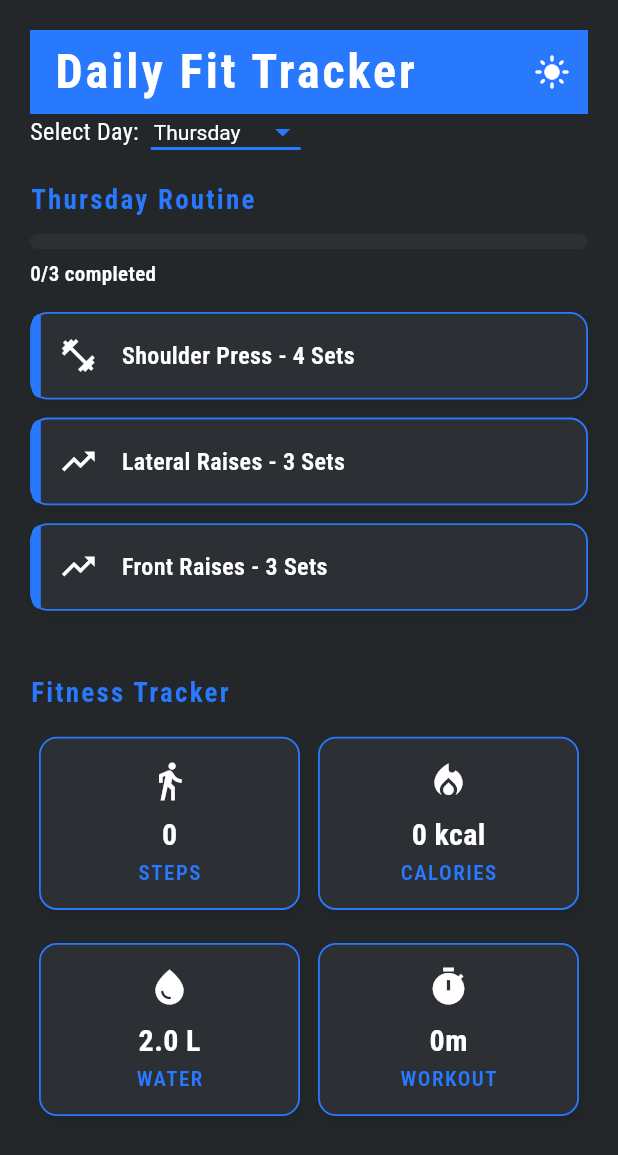
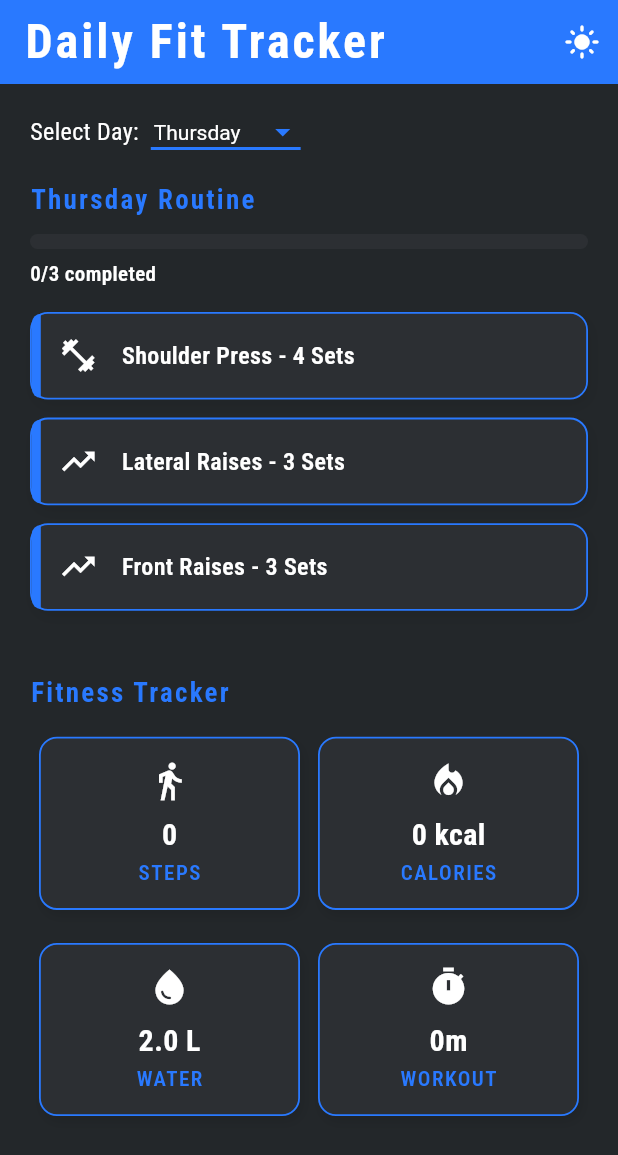
Before and after one commit to Acenathaniel22/FitnessTracker, a Flutter app: the screen it shows after launch, after a tap on "START", on a phone screen of 412 x 824 dp. Shown: the top 1155 px of the screen. Run offline on Flutter 3.47's test engine with Material 3 defaults, Android fonts, the phone set to English and light mode, and no system bars; our stand-ins replace confetti, google_fonts.

Commit message:
add theme

```diff
--- a/fit_tracker/lib/main.dart
+++ b/fit_tracker/lib/main.dart
@@ -343,17 +343,8 @@ class _GymDashboardState extends State<GymDashboard> {
     final textColor = isDark ? Colors.white : Colors.black;
 
     return Scaffold(
-      body: Stack(
-        children: [
-          Container(
-            width: double.infinity,
-            height: double.infinity,
-            color: accentColor,
-            child: started
-                ? ListView(
-                    padding: const EdgeInsets.all(20),
-                    children: [
-                      AppBar(
+      appBar: started
+          ? AppBar(
               title: isRestDay
                   ? Text(
                       'REST DAY',
@@ -396,7 +387,18 @@ class _GymDashboardState extends State<GymDashboard> {
                   : SystemUiOverlayStyle.dark.copyWith(
                       systemNavigationBarColor: primaryColor,
                     ),
-                      ),
+            )
+          : null,
+      body: Stack(
+        children: [
+          Container(
+            width: double.infinity,
+            height: double.infinity,
+            color: accentColor,
+            child: started
+                ? ListView(
+                    padding: const EdgeInsets.all(20),
+                    children: [
                       // Select Day row
                       Align(
                         alignment: Alignment.centerLeft,
```
Lines whose indentation alone changed are shown as unchanged.
